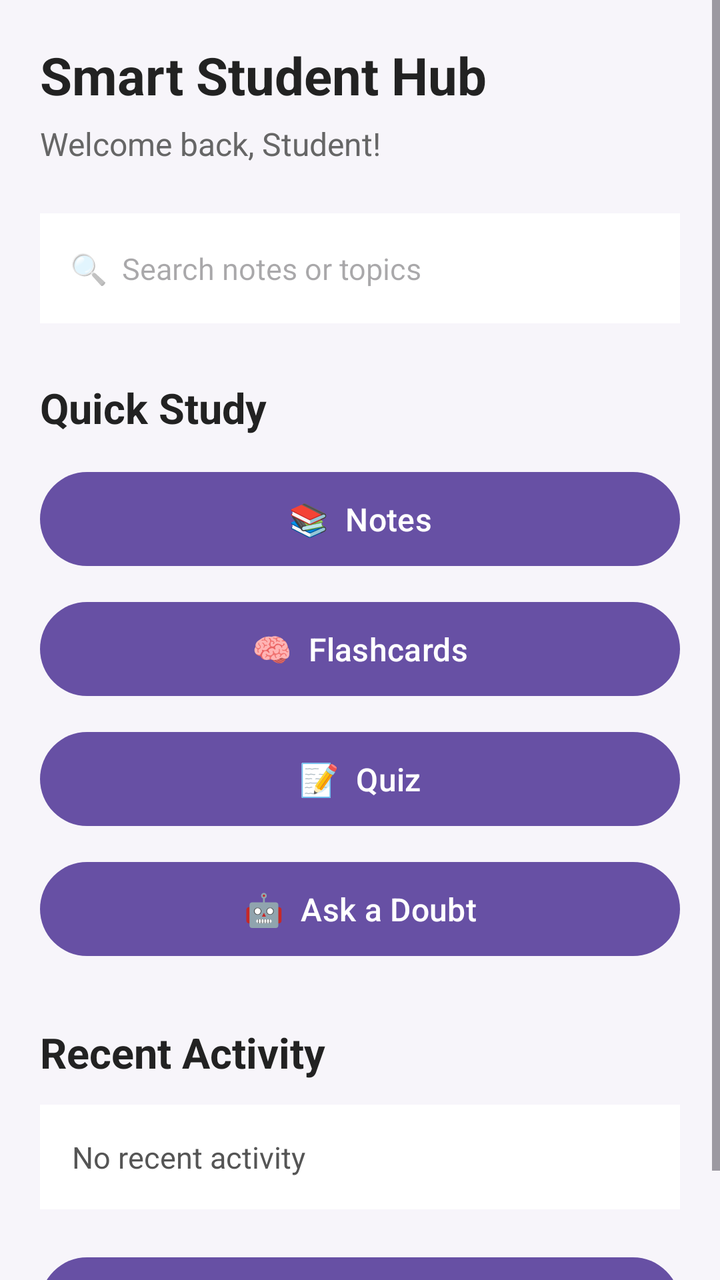
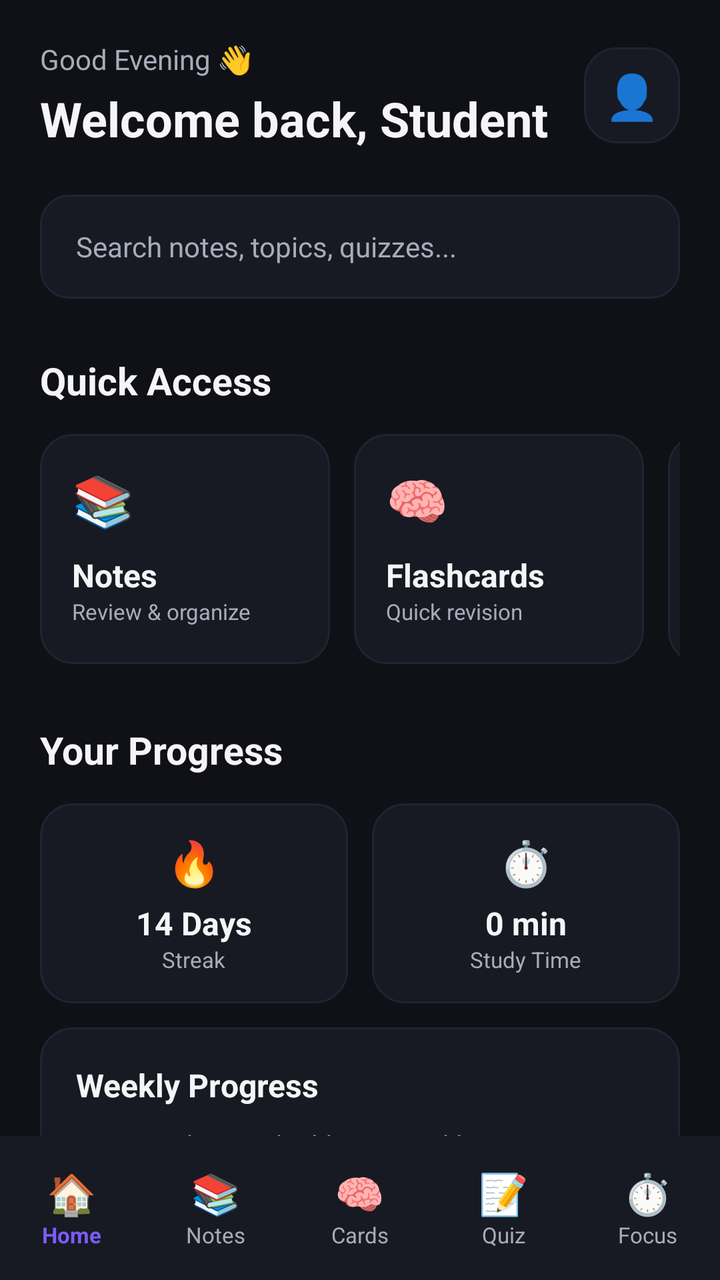

An Android layout rendered at two revisions. The XML below is the earlier revision; the diff shows what the commit changed to produce the second picture.
<!-- AndroidManifest.xml: application theme Theme.SmartStudentHub -->
<!-- res/layout/activity_main.xml -->
<?xml version="1.0" encoding="utf-8"?>
<ScrollView
    xmlns:android="http://schemas.android.com/apk/res/android"
    android:layout_width="match_parent"
    android:layout_height="match_parent"
    android:background="#F7F5FA">

    <LinearLayout
        android:layout_width="match_parent"
        android:layout_height="wrap_content"
        android:orientation="vertical"
        android:padding="20dp">

        

        <TextView
            android:layout_width="wrap_content"
            android:layout_height="wrap_content"
            android:text="Smart Student Hub"
            android:textColor="#222222"
            android:textSize="26sp"
            android:textStyle="bold" />

        <TextView
            android:layout_width="wrap_content"
            android:layout_height="wrap_content"
            android:layout_marginTop="6dp"
            android:text="Welcome back, Student!"
            android:textColor="#666666"
            android:textSize="16sp" />

        

        <EditText
            android:id="@+id/searchEditText"
            android:layout_width="match_parent"
            android:layout_height="55dp"
            android:layout_marginTop="24dp"
            android:background="#FFFFFF"
            android:hint="🔍  Search notes or topics"
            android:padding="15dp"
            android:textSize="15sp" />

        

        <TextView
            android:layout_width="wrap_content"
            android:layout_height="wrap_content"
            android:layout_marginTop="28dp"
            android:text="Quick Study"
            android:textColor="#222222"
            android:textSize="21sp"
            android:textStyle="bold" />

        

        <Button
            android:id="@+id/btnNotes"
            android:layout_width="match_parent"
            android:layout_height="55dp"
            android:layout_marginTop="14dp"
            android:text="📚  Notes"
            android:textSize="16sp" />

        

        <Button
            android:id="@+id/btnFlashcards"
            android:layout_width="match_parent"
            android:layout_height="55dp"
            android:layout_marginTop="10dp"
            android:text="🧠  Flashcards"
            android:textSize="16sp" />

        

        <Button
            android:id="@+id/btnQuiz"
            android:layout_width="match_parent"
            android:layout_height="55dp"
            android:layout_marginTop="10dp"
            android:text="📝  Quiz"
            android:textSize="16sp" />

        

        <Button
            android:id="@+id/btnDoubt"
            android:layout_width="match_parent"
            android:layout_height="55dp"
            android:layout_marginTop="10dp"
            android:text="🤖  Ask a Doubt"
            android:textSize="16sp" />

        

        <TextView
            android:layout_width="wrap_content"
            android:layout_height="wrap_content"
            android:layout_marginTop="30dp"
            android:text="Recent Activity"
            android:textColor="#222222"
            android:textSize="21sp"
            android:textStyle="bold" />

        <TextView
            android:id="@+id/recentActivityText"
            android:layout_width="match_parent"
            android:layout_height="wrap_content"
            android:layout_marginTop="12dp"
            android:background="#FFFFFF"
            android:padding="16dp"
            android:text="No recent activity"
            android:textColor="#555555"
            android:textSize="15sp" />

        

        <Button
            android:id="@+id/btnProgress"
            android:layout_width="match_parent"
            android:layout_height="55dp"
            android:layout_marginTop="20dp"
            android:text="📊  View My Progress"
            android:textSize="16sp" />

    </LinearLayout>

</ScrollView>
<!-- resources referenced by this layout -->
<resources>
  <style name="Theme.SmartStudentHub" parent="Base.Theme.SmartStudentHub" />
  <style name="Base.Theme.SmartStudentHub" parent="Theme.Material3.DayNight.NoActionBar">
          
          
      </style>
</resources>

<!-- the commit's change to res/layout/activity_main.xml (unified diff, before → after) -->
@@ -1,129 +1,563 @@
 <?xml version="1.0" encoding="utf-8"?>
-<ScrollView
-    xmlns:android="http://schemas.android.com/apk/res/android"
+<LinearLayout xmlns:android="http://schemas.android.com/apk/res/android"
     android:layout_width="match_parent"
     android:layout_height="match_parent"
-    android:background="#F7F5FA">
-
-    <LinearLayout
+    android:orientation="vertical"
+    android:background="@color/background">
+
+    
+
+    <ScrollView
         android:layout_width="match_parent"
-        android:layout_height="wrap_content"
-        android:orientation="vertical"
-        android:padding="20dp">
-
-        
-
-        <TextView
-            android:layout_width="wrap_content"
-            android:layout_height="wrap_content"
-            android:text="Smart Student Hub"
-            android:textColor="#222222"
-            android:textSize="26sp"
-            android:textStyle="bold" />
-
-        <TextView
-            android:layout_width="wrap_content"
-            android:layout_height="wrap_content"
-            android:layout_marginTop="6dp"
-            android:text="Welcome back, Student!"
-            android:textColor="#666666"
-            android:textSize="16sp" />
-
-        
-
-        <EditText
-            android:id="@+id/searchEditText"
-            android:layout_width="match_parent"
-            android:layout_height="55dp"
-            android:layout_marginTop="24dp"
-            android:background="#FFFFFF"
-            android:hint="🔍  Search notes or topics"
-            android:padding="15dp"
-            android:textSize="15sp" />
-
-        
-
-        <TextView
-            android:layout_width="wrap_content"
-            android:layout_height="wrap_content"
-            android:layout_marginTop="28dp"
-            android:text="Quick Study"
-            android:textColor="#222222"
-            android:textSize="21sp"
-            android:textStyle="bold" />
-
-        
-
-        <Button
-            android:id="@+id/btnNotes"
-            android:layout_width="match_parent"
-            android:layout_height="55dp"
-            android:layout_marginTop="14dp"
-            android:text="📚  Notes"
-            android:textSize="16sp" />
-
-        
-
-        <Button
-            android:id="@+id/btnFlashcards"
-            android:layout_width="match_parent"
-            android:layout_height="55dp"
-            android:layout_marginTop="10dp"
-            android:text="🧠  Flashcards"
-            android:textSize="16sp" />
-
-        
-
-        <Button
-            android:id="@+id/btnQuiz"
-            android:layout_width="match_parent"
-            android:layout_height="55dp"
-            android:layout_marginTop="10dp"
-            android:text="📝  Quiz"
-            android:textSize="16sp" />
-
-        
-
-        <Button
-            android:id="@+id/btnDoubt"
-            android:layout_width="match_parent"
-            android:layout_height="55dp"
-            android:layout_marginTop="10dp"
-            android:text="🤖  Ask a Doubt"
-            android:textSize="16sp" />
-
-        
-
-        <TextView
-            android:layout_width="wrap_content"
-            android:layout_height="wrap_content"
-            android:layout_marginTop="30dp"
-            android:text="Recent Activity"
-            android:textColor="#222222"
-            android:textSize="21sp"
-            android:textStyle="bold" />
-
-        <TextView
-            android:id="@+id/recentActivityText"
+        android:layout_height="0dp"
+        android:layout_weight="1"
+        android:fillViewport="true"
+        android:scrollbars="none">
+
+        <LinearLayout
             android:layout_width="match_parent"
             android:layout_height="wrap_content"
-            android:layout_marginTop="12dp"
-            android:background="#FFFFFF"
-            android:padding="16dp"
-            android:text="No recent activity"
-            android:textColor="#555555"
-            android:textSize="15sp" />
+            android:orientation="vertical"
+            android:padding="20dp">
+
+            
+
+            <LinearLayout
+                android:layout_width="match_parent"
+                android:layout_height="wrap_content"
+                android:orientation="horizontal"
+                android:gravity="center_vertical">
+
+                <LinearLayout
+                    android:layout_width="0dp"
+                    android:layout_height="wrap_content"
+                    android:layout_weight="1"
+                    android:orientation="vertical">
+
+                    <TextView
+                        android:layout_width="wrap_content"
+                        android:layout_height="wrap_content"
+                        android:text="Good Evening 👋"
+                        android:textColor="@color/text_secondary"
+                        android:textSize="14sp" />
+
+                    <TextView
+                        android:layout_width="wrap_content"
+                        android:layout_height="wrap_content"
+                        android:layout_marginTop="4dp"
+                        android:text="Welcome back, Student"
+                        android:textColor="@color/text_primary"
+                        android:textSize="24sp"
+                        android:textStyle="bold" />
+
+                </LinearLayout>
+
+                <TextView
+                    android:id="@+id/profileButton"
+                    android:layout_width="48dp"
+                    android:layout_height="48dp"
+                    android:gravity="center"
+                    android:text="👤"
+                    android:textSize="22sp"
+                    android:background="@drawable/bg_card" />
+
+            </LinearLayout>
+
+
+            
+
+            <EditText
+                android:id="@+id/searchBar"
+                android:layout_width="match_parent"
+                android:layout_height="52dp"
+                android:layout_marginTop="22dp"
+                android:background="@drawable/bg_search"
+                android:hint="Search notes, topics, quizzes..."
+                android:paddingStart="18dp"
+                android:paddingEnd="18dp"
+                android:singleLine="true"
+                android:textColor="@color/text_primary"
+                android:textColorHint="@color/text_secondary"
+                android:textSize="14sp" />
+
+
+            
+
+            <TextView
+                android:layout_width="wrap_content"
+                android:layout_height="wrap_content"
+                android:layout_marginTop="28dp"
+                android:text="Quick Access"
+                android:textColor="@color/text_primary"
+                android:textSize="19sp"
+                android:textStyle="bold" />
+
+            <HorizontalScrollView
+                android:layout_width="match_parent"
+                android:layout_height="wrap_content"
+                android:layout_marginTop="14dp"
+                android:scrollbars="none">
+
+                <LinearLayout
+                    android:layout_width="wrap_content"
+                    android:layout_height="wrap_content"
+                    android:orientation="horizontal">
+
+                    
+
+                    <LinearLayout
+                        android:id="@+id/btnNotes"
+                        android:layout_width="145dp"
+                        android:layout_height="115dp"
+                        android:layout_marginEnd="12dp"
+                        android:orientation="vertical"
+                        android:padding="16dp"
+                        android:background="@drawable/bg_card">
+
+                        <TextView
+                            android:layout_width="wrap_content"
+                            android:layout_height="wrap_content"
+                            android:text="📚"
+                            android:textSize="25sp" />
+
+                        <TextView
+                            android:layout_width="wrap_content"
+                            android:layout_height="wrap_content"
+                            android:layout_marginTop="10dp"
+                            android:text="Notes"
+                            android:textColor="@color/text_primary"
+                            android:textSize="16sp"
+                            android:textStyle="bold" />
+
+                        <TextView
+                            android:layout_width="wrap_content"
+                            android:layout_height="wrap_content"
+                            android:text="Review &amp; organize"
+                            android:textColor="@color/text_secondary"
+                            android:textSize="11sp" />
+
+                    </LinearLayout>
+
+
+                    
+
+                    <LinearLayout
+                        android:id="@+id/btnFlashcards"
+                        android:layout_width="145dp"
+                        android:layout_height="115dp"
+                        android:layout_marginEnd="12dp"
+                        android:orientation="vertical"
+                        android:padding="16dp"
+                        android:background="@drawable/bg_card">
+
+                        <TextView
+                            android:layout_width="wrap_content"
+                            android:layout_height="wrap_content"
+                            android:text="🧠"
+                            android:textSize="25sp" />
+
+                        <TextView
+                            android:layout_width="wrap_content"
+                            android:layout_height="wrap_content"
+                            android:layout_marginTop="10dp"
+                            android:text="Flashcards"
+                            android:textColor="@color/text_primary"
+                            android:textSize="16sp"
+                            android:textStyle="bold" />
+
+                        <TextView
+                            android:layout_width="wrap_content"
+                            android:layout_height="wrap_content"
+                            android:text="Quick revision"
+                            android:textColor="@color/text_secondary"
+                            android:textSize="11sp" />
+
+                    </LinearLayout>
+
+
+                    
+
+                    <LinearLayout
+                        android:id="@+id/btnQuiz"
+                        android:layout_width="145dp"
+                        android:layout_height="115dp"
+                        android:layout_marginEnd="12dp"
+                        android:orientation="vertical"
+                        android:padding="16dp"
+                        android:background="@drawable/bg_card">
+
+                        <TextView
+                            android:layout_width="wrap_content"
+                            android:layout_height="wrap_content"
+                            android:text="📝"
+                            android:textSize="25sp" />
+
+                        <TextView
+                            android:layout_width="wrap_content"
+                            android:layout_height="wrap_content"
+                            android:layout_marginTop="10dp"
+                            android:text="Quiz"
+                            android:textColor="@color/text_primary"
+                            android:textSize="16sp"
+                            android:textStyle="bold" />
+
+                        <TextView
+                            android:layout_width="wrap_content"
+                            android:layout_height="wrap_content"
+                            android:text="Test yourself"
+                            android:textColor="@color/text_secondary"
+                            android:textSize="11sp" />
+
+                    </LinearLayout>
+
+
+                    
+
+                    <LinearLayout
+                        android:id="@+id/btnDoubt"
+                        android:layout_width="145dp"
+                        android:layout_height="115dp"
+                        android:orientation="vertical"
+                        android:padding="16dp"
+                        android:background="@drawable/bg_card">
+
+                        <TextView
+                            android:layout_width="wrap_content"
+                            android:layout_height="wrap_content"
+                            android:text="✨"
+                            android:textSize="25sp" />
+
+                        <TextView
+                            android:layout_width="wrap_content"
+                            android:layout_height="wrap_content"
+                            android:layout_marginTop="10dp"
+                            android:text="AI Doubt"
+                            android:textColor="@color/text_primary"
+                            android:textSize="16sp"
+                            android:textStyle="bold" />
+
+                        <TextView
+                            android:layout_width="wrap_content"
+                            android:layout_height="wrap_content"
+                            android:text="Ask anything"
+                            android:textColor="@color/text_secondary"
+                            android:textSize="11sp" />
+
+                    </LinearLayout>
+
+                </LinearLayout>
+
+            </HorizontalScrollView>
+
+
+            
+
+            <TextView
+                android:layout_width="wrap_content"
+                android:layout_height="wrap_content"
+                android:layout_marginTop="30dp"
+                android:text="Your Progress"
+                android:textColor="@color/text_primary"
+                android:textSize="19sp"
+                android:textStyle="bold" />
+
+            <LinearLayout
+                android:layout_width="match_parent"
+                android:layout_height="wrap_content"
+                android:layout_marginTop="14dp"
+                android:orientation="horizontal">
+
+                
+
+                <LinearLayout
+                    android:layout_width="0dp"
+                    android:layout_height="100dp"
+                    android:layout_weight="1"
+                    android:layout_marginEnd="6dp"
+                    android:orientation="vertical"
+                    android:gravity="center"
+                    android:background="@drawable/bg_card">
+
+                    <TextView
+                        android:layout_width="wrap_content"
+                        android:layout_height="wrap_content"
+                        android:text="🔥"
+                        android:textSize="22sp" />
+
+                    <TextView
+                        android:layout_width="wrap_content"
+                        android:layout_height="wrap_content"
+                        android:layout_marginTop="5dp"
+                        android:text="14 Days"
+                        android:textColor="@color/text_primary"
+                        android:textSize="16sp"
+                        android:textStyle="bold" />
+
+                    <TextView
+                        android:layout_width="wrap_content"
+                        android:layout_height="wrap_content"
+                        android:text="Streak"
+                        android:textColor="@color/text_secondary"
+                        android:textSize="11sp" />
+
+                </LinearLayout>
+
+
+                
+
+                <LinearLayout
+                    android:layout_width="0dp"
+                    android:layout_height="100dp"
+                    android:layout_weight="1"
+                    android:layout_marginStart="6dp"
+                    android:orientation="vertical"
+                    android:gravity="center"
+                    android:background="@drawable/bg_card">
+
+                    <TextView
+                        android:layout_width="wrap_content"
+                        android:layout_height="wrap_content"
+                        android:text="⏱️"
+                        android:textSize="22sp" />
+
+                    <TextView
+                        android:id="@+id/todayStudyTime"
+                        android:layout_width="wrap_content"
+                        android:layout_height="wrap_content"
+                        android:layout_marginTop="5dp"
+                        android:text="0 min"
+                        android:textColor="@color/text_primary"
+                        android:textSize="16sp"
+                        android:textStyle="bold" />
+
+                    <TextView
+                        android:layout_width="wrap_content"
+                        android:layout_height="wrap_content"
+                        android:text="Study Time"
+                        android:textColor="@color/text_secondary"
+                        android:textSize="11sp" />
+
+                </LinearLayout>
+
+            </LinearLayout>
+
+
+            
+
+            <LinearLayout
+                android:layout_width="match_parent"
+                android:layout_height="125dp"
+                android:layout_marginTop="12dp"
+                android:orientation="vertical"
+                android:padding="18dp"
+                android:background="@drawable/bg_card">
+
+                <TextView
+                    android:layout_width="wrap_content"
+                    android:layout_height="wrap_content"
+                    android:text="Weekly Progress"
+                    android:textColor="@color/text_primary"
+                    android:textSize="16sp"
+                    android:textStyle="bold" />
+
+                <TextView
+                    android:id="@+id/progressWeekly"
+                    android:layout_width="wrap_content"
+                    android:layout_height="wrap_content"
+                    android:layout_marginTop="10dp"
+                    android:text="Keep studying to build your weekly progress."
+                    android:textColor="@color/text_secondary"
+                    android:textSize="13sp" />
+
+            </LinearLayout>
+
+
+            
+
+            <TextView
+                android:layout_width="wrap_content"
+                android:layout_height="wrap_content"
+                android:layout_marginTop="30dp"
+                android:text="Recent Activity"
+                android:textColor="@color/text_primary"
+                android:textSize="19sp"
+                android:textStyle="bold" />
+
+            <LinearLayout
+                android:id="@+id/recentActivity"
+                android:layout_width="match_parent"
+                android:layout_height="90dp"
+                android:layout_marginTop="14dp"
+                android:layout_marginBottom="20dp"
+                android:orientation="vertical"
+                android:gravity="center_vertical"
+                android:padding="18dp"
+                android:background="@drawable/bg_card">
+
+                <TextView
+                    android:layout_width="wrap_content"
+                    android:layout_height="wrap_content"
+                    android:text="No recent activity"
+                    android:textColor="@color/text_primary"
+                    android:textSize="15sp"
+                    android:textStyle="bold" />
+
+                <TextView
+                    android:layout_width="wrap_content"
+                    android:layout_height="wrap_content"
+                    android:layout_marginTop="5dp"
+                    android:text="Start studying to see your activity here."
+                    android:textColor="@color/text_secondary"
+                    android:textSize="12sp" />
+
+            </LinearLayout>
+
+        </LinearLayout>
+
+    </ScrollView>
+
+
+    
+
+    <LinearLayout
+        android:id="@+id/bottomNavigation"
+        android:layout_width="match_parent"
+        android:layout_height="72dp"
+        android:orientation="horizontal"
+        android:gravity="center"
+        android:background="@color/surface"
+        android:elevation="10dp">
 
         
 
-        <Button
-            android:id="@+id/btnProgress"
-            android:layout_width="match_parent"
-            android:layout_height="55dp"
-            android:layout_marginTop="20dp"
-            android:text="📊  View My Progress"
-            android:textSize="16sp" />
+        <LinearLayout
+            android:id="@+id/navHome"
+            android:layout_width="0dp"
+            android:layout_height="match_parent"
+            android:layout_weight="1"
+            android:gravity="center"
+            android:orientation="vertical">
+
+            <TextView
+                android:layout_width="wrap_content"
+                android:layout_height="wrap_content"
+                android:text="🏠"
+                android:textSize="20sp" />
+
+            <TextView
+                android:layout_width="wrap_content"
+                android:layout_height="wrap_content"
+                android:text="Home"
+                android:textColor="@color/primary"
+                android:textSize="11sp"
+                android:textStyle="bold" />
+
+        </LinearLayout>
+
+
+        
+
+        <LinearLayout
+            android:id="@+id/navNotes"
+            android:layout_width="0dp"
+            android:layout_height="match_parent"
+            android:layout_weight="1"
+            android:gravity="center"
+            android:orientation="vertical">
+
+            <TextView
+                android:layout_width="wrap_content"
+                android:layout_height="wrap_content"
+                android:text="📚"
+                android:textSize="20sp" />
+
+            <TextView
+                android:layout_width="wrap_content"
+                android:layout_height="wrap_content"
+                android:text="Notes"
+                android:textColor="@color/text_secondary"
+                android:textSize="11sp" />
+
+        </LinearLayout>
+
+
+        
+
+        <LinearLayout
+            android:id="@+id/navFlashcards"
+            android:layout_width="0dp"
+            android:layout_height="match_parent"
+            android:layout_weight="1"
+            android:gravity="center"
+            android:orientation="vertical">
+
+            <TextView
+                android:layout_width="wrap_content"
+                android:layout_height="wrap_content"
+                android:text="🧠"
+                android:textSize="20sp" />
+
+            <TextView
+                android:layout_width="wrap_content"
+                android:layout_height="wrap_content"
+                android:text="Cards"
+                android:textColor="@color/text_secondary"
+                android:textSize="11sp" />
+
+        </LinearLayout>
+
+
+        
+
+        <LinearLayout
+            android:id="@+id/navQuiz"
+            android:layout_width="0dp"
+            android:layout_height="match_parent"
+            android:layout_weight="1"
+            android:gravity="center"
+            android:orientation="vertical">
+
+            <TextView
+                android:layout_width="wrap_content"
+                android:layout_height="wrap_content"
+                android:text="📝"
+                android:textSize="20sp" />
+
+            <TextView
+                android:layout_width="wrap_content"
+                android:layout_height="wrap_content"
+                android:text="Quiz"
+                android:textColor="@color/text_secondary"
+                android:textSize="11sp" />
+
+        </LinearLayout>
+
+
+        
+
+        <LinearLayout
+            android:id="@+id/navFocus"
+            android:layout_width="0dp"
+            android:layout_height="match_parent"
+            android:layout_weight="1"
+            android:gravity="center"
+            android:orientation="vertical">
+
+            <TextView
+                android:layout_width="wrap_content"
+                android:layout_height="wrap_content"
+                android:text="⏱️"
+                android:textSize="20sp" />
+
+            <TextView
+                android:layout_width="wrap_content"
+                android:layout_height="wrap_content"
+                android:text="Focus"
+                android:textColor="@color/text_secondary"
+                android:textSize="11sp" />
+
+        </LinearLayout>
 
     </LinearLayout>
 
-</ScrollView>
+</LinearLayout>
<!-- resource entries referenced after the edit -->
@@ -1,9 +1,64 @@
 <!-- resources referenced by this layout -->
 <resources>
+  <color name="background">#0F1117</color>
+  <color name="primary">#7C5CFC</color>
+  <color name="surface">#171A23</color>
+  <color name="text_primary">#F5F5F7</color>
+  <color name="text_secondary">#A8ACB8</color>
+  <!-- drawable bg_card (drawable) -->
+  <?xml version="1.0" encoding="utf-8"?>
+  <shape xmlns:android="http://schemas.android.com/apk/res/android"
+      android:shape="rectangle">
+  
+      <solid android:color="@color/surface" />
+  
+      <corners android:radius="16dp" />
+  
+      <stroke
+          android:width="1dp"
+          android:color="@color/surface_variant" />
+  
+  </shape>
+  <!-- drawable bg_search (drawable) -->
+  <?xml version="1.0" encoding="utf-8"?>
+  <shape xmlns:android="http://schemas.android.com/apk/res/android"
+      android:shape="rectangle">
+  
+      <solid android:color="@color/surface" />
+  
+      <corners android:radius="14dp" />
+  
+      <stroke
+          android:width="1dp"
+          android:color="@color/surface_variant" />
+  
+  </shape>
   <style name="Theme.SmartStudentHub" parent="Base.Theme.SmartStudentHub" />
+  <color name="surface_variant">#202430</color>
   <style name="Base.Theme.SmartStudentHub" parent="Theme.Material3.DayNight.NoActionBar">
+  
           
+          <item name="colorPrimary">@color/primary</item>
+          <item name="colorOnPrimary">@color/white</item>
+  
           
+          <item name="android:windowBackground">@color/background</item>
+          <item name="colorSurface">@color/surface</item>
+          <item name="colorSurfaceVariant">@color/surface_variant</item>
+  
+          
+          <item name="android:textColorPrimary">@color/text_primary</item>
+          <item name="android:textColorSecondary">@color/text_secondary</item>
+  
+          
+          <item name="android:statusBarColor">@color/background</item>
+          <item name="android:navigationBarColor">@color/background</item>
+  
+          
+          <item name="android:windowLightStatusBar">false</item>
+          <item name="android:windowLightNavigationBar">false</item>
+  
       </style>
+  <color name="white">#FFFFFFFF</color>
 </resources>
 
